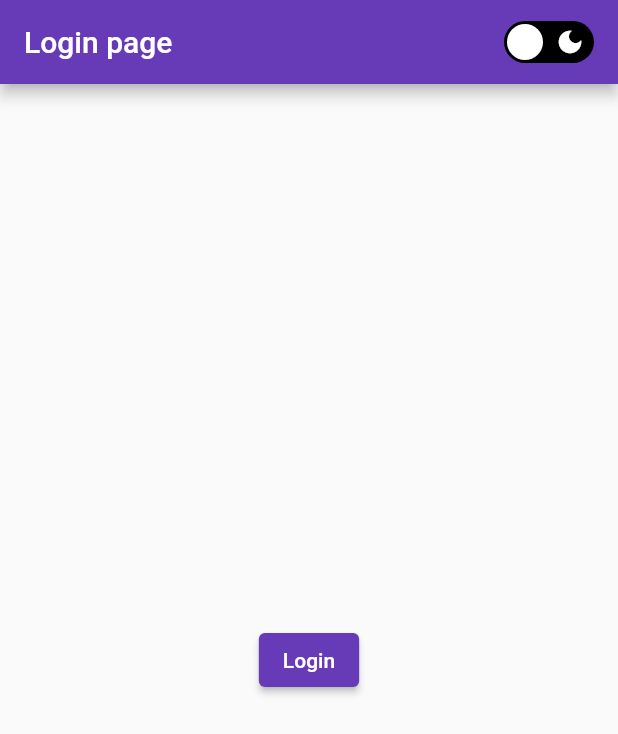
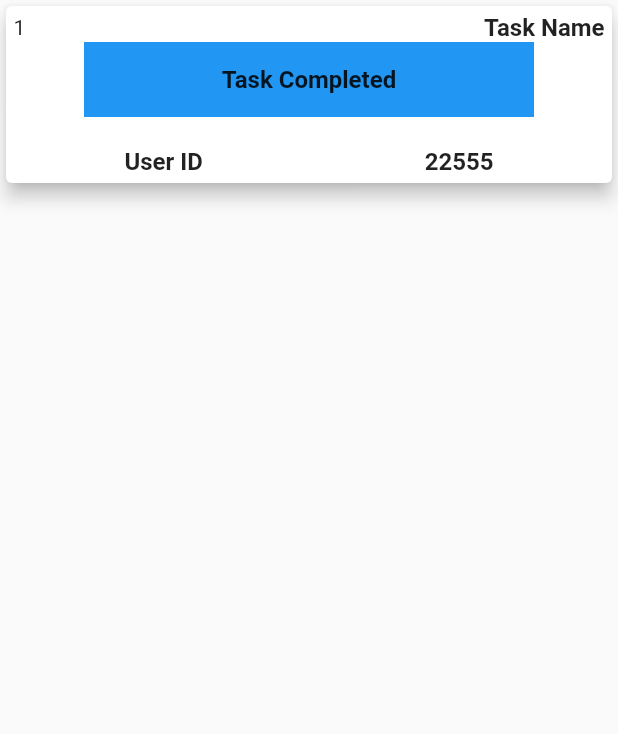
Before and after one commit to nadeeshapathiraja/bloc_design, a Flutter app: the screen it shows after launch, on a phone screen of 412 x 824 dp. Shown: the top 734 px of the screen. Run offline on Flutter 3.47's test engine with Material 2 defaults, Android fonts, the phone set to English and light mode, and no system bars; drawn by our look-alikes of flutter_advanced_switch; our stand-ins replace bloc, equatable, flutter_bloc, flutter_secure_storage, flutter_spinkit, get and 1 more.

Commit message:
Add task bloc

```diff
--- a/lib/main.dart
+++ b/lib/main.dart
@@ -5,6 +5,7 @@ import 'package:get/get.dart';
 import 'package:provider/provider.dart';
 
 import 'providers/theme_provider.dart';
+import 'views/task_app/task_app.dart';
 
 void main() {
   runApp(
@@ -39,7 +40,7 @@ class MyApp extends StatelessWidget {
             //   useMaterial3: true,
             // ),
             darkTheme: darkMode,
-            home: const LoginPage(),
+            home: const TaskApp(),
           );
         },
       ),
--- a/lib/services/api_service.dart
+++ b/lib/services/api_service.dart
@@ -5,5 +5,7 @@ class ApiService {
 
   static const getUserData = '$baseUrl/auth/me';
 
+  static const getUseTaskList = '$baseUrl/todos';
+
   // static const loginApi = '$baseUrl/user/login';
 }
--- /dev/null
+++ b/lib/views/task_app/task_app.dart
@@ -0,0 +1,79 @@
+import 'package:flutter/material.dart';
+
+class TaskApp extends StatefulWidget {
+  const TaskApp({super.key});
+
+  @override
+  State<TaskApp> createState() => _TaskAppState();
+}
+
+class _TaskAppState extends State<TaskApp> {
+  @override
+  Widget build(BuildContext context) {
+    return Scaffold(
+      body: SafeArea(
+        child: Column(
+          children: [
+            Card(
+              elevation: 5,
+              child: Padding(
+                padding: const EdgeInsets.all(5),
+                child: Column(
+                  children: [
+                    Row(
+                      mainAxisAlignment: MainAxisAlignment.spaceBetween,
+                      children: const [
+                        Text("1"),
+                        Text(
+                          "Task Name",
+                          style: TextStyle(
+                            fontSize: 16,
+                            fontWeight: FontWeight.bold,
+                          ),
+                        ),
+                      ],
+                    ),
+                    Container(
+                      width: 300,
+                      height: 50,
+                      color: Colors.blue,
+                      child: const Center(
+                        child: Text(
+                          "Task Completed",
+                          style: TextStyle(
+                            fontSize: 16,
+                            fontWeight: FontWeight.bold,
+                          ),
+                        ),
+                      ),
+                    ),
+                    const SizedBox(height: 20),
+                    Row(
+                      mainAxisAlignment: MainAxisAlignment.spaceAround,
+                      children: const [
+                        Text(
+                          "User ID",
+                          style: TextStyle(
+                            fontSize: 16,
+                            fontWeight: FontWeight.bold,
+                          ),
+                        ),
+                        Text(
+                          "22555",
+                          style: TextStyle(
+                            fontSize: 16,
+                            fontWeight: FontWeight.bold,
+                          ),
+                        ),
+                      ],
+                    ),
+                  ],
+                ),
+              ),
+            )
+          ],
+        ),
+      ),
+    );
+  }
+}
```
Also changed, not shown: lib/controller/task_controller.dart (added, +32 -0 lines), lib/model/todo_task_model.dart (added, +38 -0 lines).
